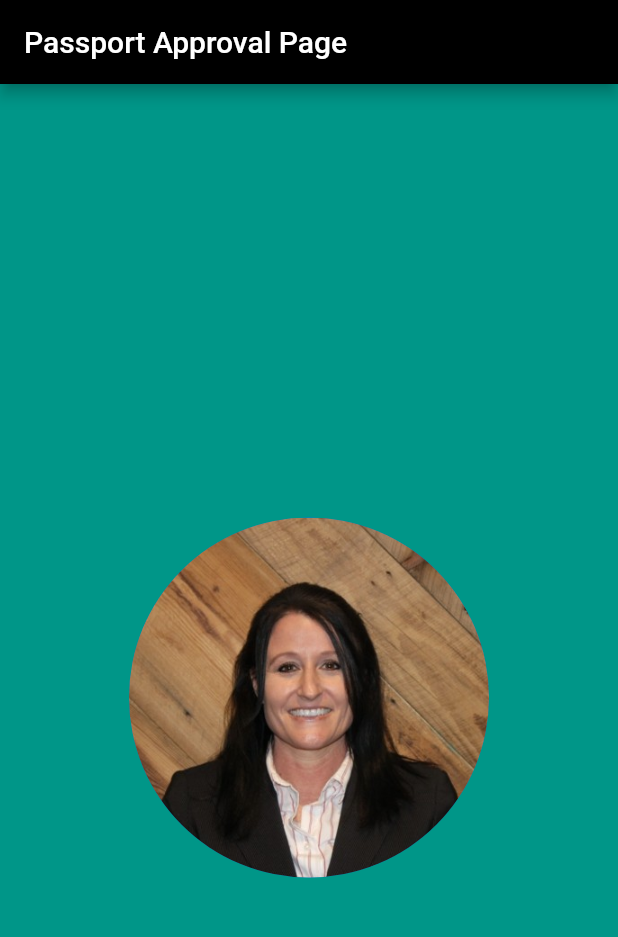
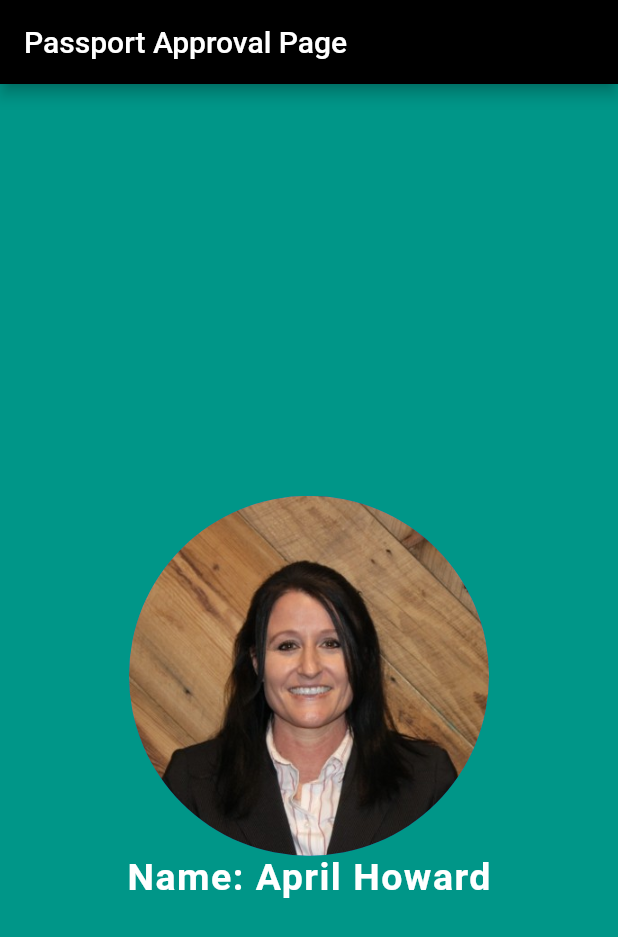
Before and after one commit to apphow/start_to_finish, a Flutter app: the screen it shows after launch, on a phone screen of 412 x 824 dp. Shown: the top 937 px of the screen. Run offline on Flutter 3.47's test engine with Material 2 defaults, Android fonts, the phone set to English and light mode, and no system bars.

Commit message:
added Text name and TextStyle

```diff
--- a/lib/main.dart
+++ b/lib/main.dart
@@ -23,8 +23,18 @@ class MyPassport extends StatelessWidget {
                 mainAxisAlignment: MainAxisAlignment.center,
                 children: <Widget>[
                   CircleAvatar(
-                      radius: 120.0,
-                      backgroundImage: AssetImage('images/mesjpeg.jpeg')),
+                    radius: 120.0,
+                    backgroundImage: AssetImage('images/mesjpeg.jpeg'),
+                  ),
+                  Text(
+                    'Name: April Howard',
+                    style: TextStyle(
+                      fontSize: 25,
+                      fontWeight: FontWeight.bold,
+                      color: Colors.white,
+                      letterSpacing: 1.0,
+                    ),
+                  ),
                 ],
               ),
             ),
```
